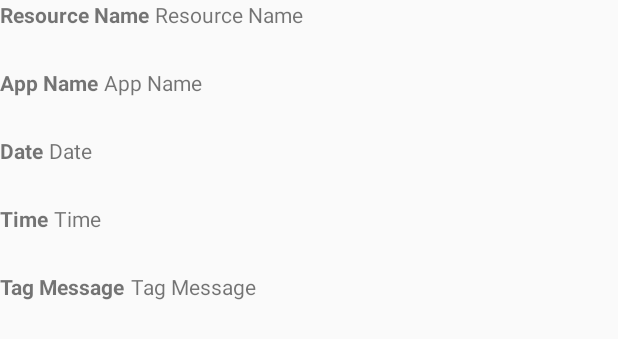
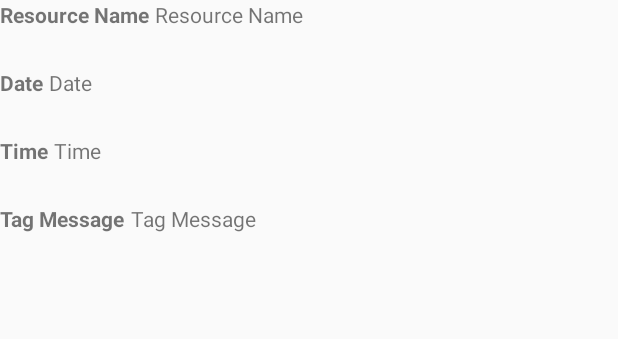
Before and after one commit to matthewAURA/702Project, an Android app: the layout child_layout.xml on its own in the app's theme, with its tools: preview values and no code run, on a phone screen of 412 x 824 dp. Shown: the top 339 px of the screen. Run offline under Robolectric (Android 15) with nearby library versions, the phone set to English and light mode, and no system bars.

```diff
--- a/app/src/main/java/com/tp702_04/apps/project702/DatabaseManager.java
+++ b/app/src/main/java/com/tp702_04/apps/project702/DatabaseManager.java
@@ -21,7 +21,6 @@ public class DatabaseManager {
             instance = new DatabaseManager();
             myDatabaseHandler = helper;
         }
-        //Log.d("update", "i came here to initialise an instance");
     }
 
     public static synchronized DatabaseManager getInstance() {
@@ -29,7 +28,6 @@ public class DatabaseManager {
             throw new IllegalStateException(DatabaseManager.class.getSimpleName() +
                     " is not initialized, call initializeInstance(..) method first.");
         }
-        //Log.d("update1", "i came here to get an instance");
         return instance;
     }
 
@@ -38,7 +36,6 @@ public class DatabaseManager {
             // Opening new database
             myDatabase = myDatabaseHandler.getWritableDatabase();
         }
-        //Log.d("update2", "i came here to open the database");
         return myDatabase;
     }
 
@@ -47,6 +44,5 @@ public class DatabaseManager {
             // Closing database
             myDatabase.close();
         }
-        //Log.d("update3", "i came here to close the database");
     }
 }
--- a/app/src/main/res/layout/child_layout.xml
+++ b/app/src/main/res/layout/child_layout.xml
@@ -17,7 +17,7 @@
         android:layout_width="wrap_content"
         android:layout_height="@dimen/list_child_height"
         android:paddingRight="4sp"
-        android:text="@string/list_item_2"
+        android:text="@string/list_item_3"
         android:textStyle="bold"
         android:layout_weight="1"
         android:layout_below="@id/list_child_1_title"/>
@@ -27,7 +27,7 @@
         android:layout_width="wrap_content"
         android:layout_height="@dimen/list_child_height"
         android:paddingRight="4sp"
-        android:text="@string/list_item_3"
+        android:text="@string/list_item_4"
         android:textStyle="bold"
         android:layout_weight="1"
         android:layout_below="@id/list_child_2_title"/>
@@ -37,20 +37,10 @@
         android:layout_width="wrap_content"
         android:layout_height="@dimen/list_child_height"
         android:paddingRight="4sp"
-        android:text="@string/list_item_4"
+        android:text="@string/list_item_5"
         android:textStyle="bold"
         android:layout_weight="1"
         android:layout_below="@id/list_child_3_title"/>
-
-    <TextView
-        android:id="@+id/list_child_5_title"
-        android:layout_width="wrap_content"
-        android:layout_height="@dimen/list_child_height"
-        android:paddingRight="4sp"
-        android:text="@string/list_item_5"
-        android:textStyle="bold"
-        android:layout_weight="1"
-        android:layout_below="@id/list_child_4_title"/>
 
     <TextView
         android:id="@+id/list_child_1"
@@ -64,7 +54,7 @@
         android:id="@+id/list_child_2"
         android:layout_width="wrap_content"
         android:layout_height="@dimen/list_child_height"
-        android:text="@string/list_item_2"
+        android:text="@string/list_item_3"
         android:layout_weight="1"
         android:layout_below="@id/list_child_1"
         android:layout_toRightOf="@id/list_child_2_title"/>
@@ -73,7 +63,7 @@
         android:id="@+id/list_child_3"
         android:layout_width="wrap_content"
         android:layout_height="@dimen/list_child_height"
-        android:text="@string/list_item_3"
+        android:text="@string/list_item_4"
         android:layout_weight="1"
         android:layout_below="@id/list_child_2"
         android:layout_toRightOf="@id/list_child_3_title"/>
@@ -82,18 +72,9 @@
         android:id="@+id/list_child_4"
         android:layout_width="wrap_content"
         android:layout_height="@dimen/list_child_height"
-        android:text="@string/list_item_4"
+        android:text="@string/list_item_5"
         android:layout_weight="1"
         android:layout_below="@id/list_child_3"
         android:layout_toRightOf="@id/list_child_4_title"/>
 
-    <TextView
-        android:id="@+id/list_child_5"
-        android:layout_width="wrap_content"
-        android:layout_height="@dimen/list_child_height"
-        android:text="@string/list_item_5"
-        android:layout_weight="1"
-        android:layout_below="@id/list_child_4"
-        android:layout_toRightOf="@id/list_child_5_title"/>
-
 </RelativeLayout>
--- a/app/src/main/res/layout/header_layout.xml
+++ b/app/src/main/res/layout/header_layout.xml
@@ -5,7 +5,7 @@
 
     <TextView
         android:id="@+id/list_group_header"
-        android:layout_width="match_parent"
+        android:layout_width="fill_parent"
         android:layout_height="@dimen/list_header_height"
         android:text="@string/list_header" />
 
```
Also changed, not shown: app/src/main/java/com/tp702_04/apps/project702/ExpandableLogListAdapter.java (+10 -36 lines), app/src/main/java/com/tp702_04/apps/project702/MainActivity.java (+1 -11 lines), 1 other file.
